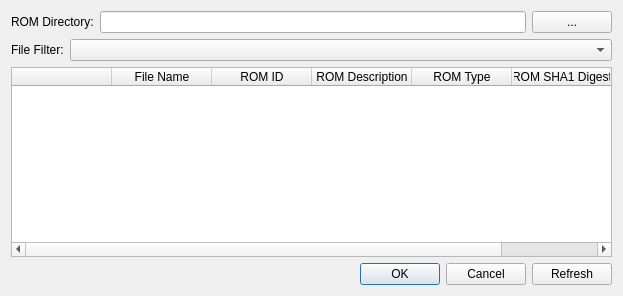
This is 3rdParty/munt/mt32emu_qt/src/ROMSelectionDialog.ui in stuerp/foo_midi as Qt 5 draws it before an edit. The edited form follows.
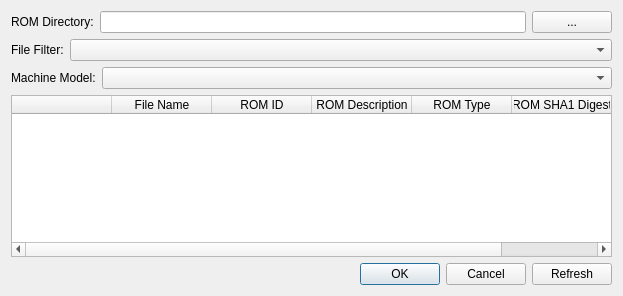
This is the edited form.

Patch:
```diff
--- a/3rdParty/munt/mt32emu_qt/src/ROMSelectionDialog.ui
+++ b/3rdParty/munt/mt32emu_qt/src/ROMSelectionDialog.ui
@@ -63,6 +63,27 @@
      </item>
     </layout>
    </item>
+   <item>
+    <layout class="QHBoxLayout" name="horizontalLayout_4">
+     <item>
+      <widget class="QLabel" name="label_3">
+       <property name="text">
+        <string>Machine Model:</string>
+       </property>
+      </widget>
+     </item>
+     <item>
+      <widget class="QComboBox" name="machineCombo">
+       <property name="sizePolicy">
+        <sizepolicy hsizetype="Expanding" vsizetype="Fixed">
+         <horstretch>0</horstretch>
+         <verstretch>0</verstretch>
+        </sizepolicy>
+       </property>
+      </widget>
+     </item>
+    </layout>
+   </item>
    <item>
     <widget class="QTableWidget" name="romInfoTable">
      <property name="selectionBehavior">
```
